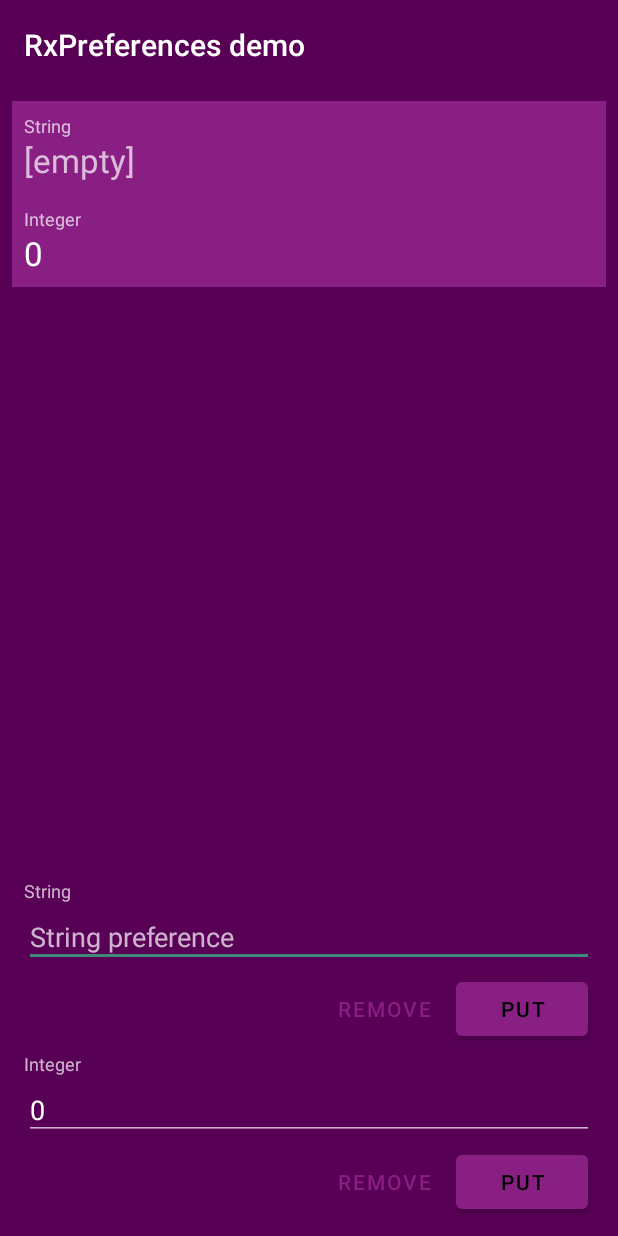
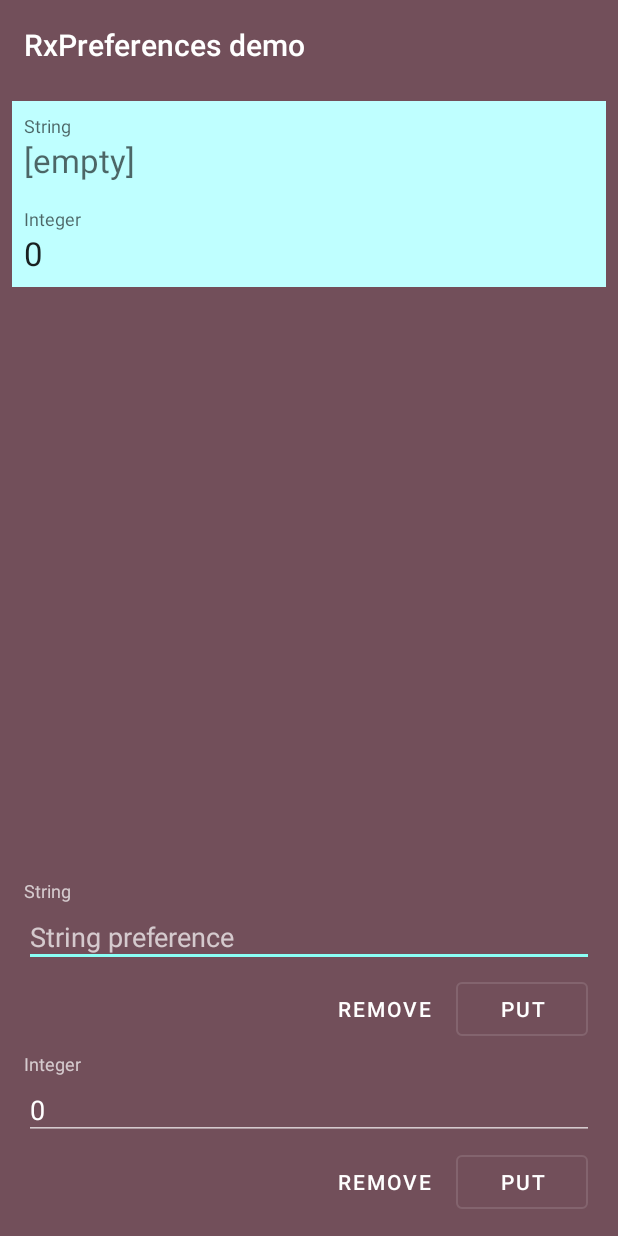
Before and after one commit to drewhamilton/RxPreferences, an Android app: the screen it shows after launch (MainActivity), on a phone screen of 412 x 824 dp. Run offline under Robolectric (Android 15) with nearby library versions, the phone set to English and light mode, and no system bars; our stand-ins replace RxJava.

Commit message:
Change color theme for example app

```diff
--- a/app/src/main/res/layout/edit.xml
+++ b/app/src/main/res/layout/edit.xml
@@ -48,7 +48,7 @@
       android:layout_height="wrap_content"
       android:layout_margin="@dimen/spacing_button"
 
-      style="@style/Widget.MaterialComponents.Button"
+      style="@style/PrimaryButton"
 
       android:text="@string/put"
 
@@ -62,7 +62,7 @@
       android:layout_height="wrap_content"
       android:layout_margin="@dimen/spacing_button"
 
-      style="@style/Widget.MaterialComponents.Button.TextButton"
+      style="@style/SecondaryButton"
 
       android:text="@string/remove"
 
@@ -105,7 +105,7 @@
       android:layout_height="wrap_content"
       android:layout_margin="@dimen/spacing_button"
 
-      style="@style/Widget.MaterialComponents.Button"
+      style="@style/PrimaryButton"
 
       android:text="@string/put"
 
@@ -119,7 +119,7 @@
       android:layout_height="wrap_content"
       android:layout_margin="@dimen/spacing_button"
 
-      style="@style/Widget.MaterialComponents.Button.TextButton"
+      style="@style/SecondaryButton"
 
       android:text="@string/remove"
 
--- a/app/src/main/res/layout/observe.xml
+++ b/app/src/main/res/layout/observe.xml
@@ -7,14 +7,15 @@
     android:layout_width="match_parent"
     android:layout_height="wrap_content"
 
-    android:padding="@dimen/spacing_small">
+    android:padding="@dimen/spacing_small"
+    android:theme="@style/LightTheme">
 
   <View
       android:id="@+id/background"
       android:layout_width="0dp"
       android:layout_height="0dp"
 
-      android:background="@color/primary"
+      android:background="@color/secondaryLight"
 
       app:layout_constraintStart_toStartOf="parent"
       app:layout_constraintEnd_toEndOf="parent"
--- a/app/src/main/res/values/colors.xml
+++ b/app/src/main/res/values/colors.xml
@@ -1,11 +1,13 @@
 <?xml version="1.0" encoding="utf-8"?>
 <resources>
 
-  <color name="primary">#891f82</color>
-  <color name="primaryDark">#580055</color>
-  <color name="primaryLight">#bc53b2</color>
+  <color name="primary">#724f5a</color>
+  <color name="primaryDark">#462631</color>
+  <color name="primaryLight">#d3aab7</color>
 
-  <color name="secondary">#005b4b</color>
-  <color name="secondaryDark">#003123</color>
-  <color name="secondaryLight">#3e8977</color>
+  <color name="secondary">#8afff5</color>
+  <color name="secondaryDark">#53cbc2</color>
+  <color name="secondaryLight">#bfffff</color>
+
+  <color name="white">#ffffff</color>
 </resources>
--- a/app/src/main/res/values/styles.xml
+++ b/app/src/main/res/values/styles.xml
@@ -3,9 +3,24 @@
   <style name="AppTheme" parent="Theme.MaterialComponents.NoActionBar">
     <item name="colorPrimary">@color/primary</item>
     <item name="colorPrimaryDark">@color/primaryDark</item>
-    <item name="colorSecondary">@color/secondaryLight</item>
-    <item name="android:windowBackground">?attr/colorPrimaryDark</item>
+    <item name="colorSecondary">@color/secondary</item>
+
+    <item name="android:windowBackground">?attr/colorPrimary</item>
     <item name="android:navigationBarColor" tools:targetApi="lollipop">?attr/colorPrimaryDark</item>
   </style>
 
+  <style name="LightTheme" parent="Theme.MaterialComponents.Light.NoActionBar">
+    <item name="colorPrimary">@color/primary</item>
+    <item name="colorPrimaryDark">@color/primaryDark</item>
+    <item name="colorSecondary">@color/secondary</item>
+  </style>
+
+  <style name="PrimaryButton" parent="Widget.MaterialComponents.Button.OutlinedButton">
+    <item name="android:textColor">@color/white</item>
+  </style>
+
+  <style name="SecondaryButton" parent="Widget.MaterialComponents.Button.TextButton">
+    <item name="android:textColor">@color/white</item>
+  </style>
+
 </resources>
```
